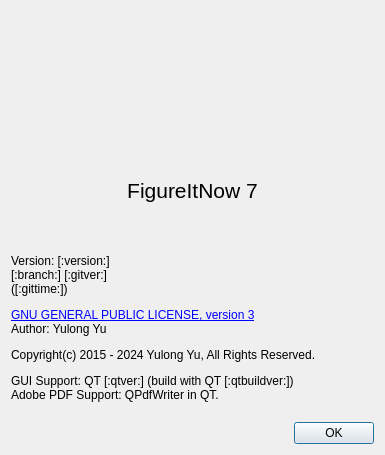
This is FigureItNow7/finUiAboutDlg.ui in yuylong/FigureItNow as Qt 5 draws it before an edit. The edited form follows.
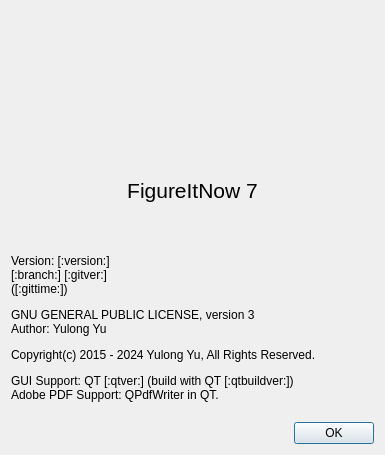
This is the edited form. Icons and pictures are not drawn.

Commit message: Remove the hyperlink of license in about dialog.

The edit to the form file:
```diff
--- a/FigureItNow7/finUiAboutDlg.ui
+++ b/FigureItNow7/finUiAboutDlg.ui
@@ -52,7 +52,7 @@
    <item>
     <widget class="QLabel" name="lblCopyrights">
      <property name="text">
-      <string>&lt;html&gt;&lt;head/&gt;&lt;body&gt;&lt;p&gt;Version: [:version:]&lt;br/&gt;[:branch:] [:gitver:]&lt;br/&gt;([:gittime:])&lt;/p&gt;&lt;p&gt;&lt;a href=&quot;https://github.com/yuylong/FigureItNow/blob/master/LICENSE&quot;&gt;GNU GENERAL PUBLIC LICENSE, version 3&lt;/a&gt;&lt;br/&gt;Author: Yulong Yu&lt;/p&gt;&lt;p&gt;Copyright(c) 2015 - 2024 Yulong Yu, All Rights Reserved.&lt;/p&gt;&lt;p&gt;GUI Support: QT [:qtver:] (build with QT [:qtbuildver:])&lt;br/&gt;Adobe PDF Support: QPdfWriter in QT.&lt;br/&gt;&lt;/p&gt;&lt;/body&gt;&lt;/html&gt;</string>
+      <string>&lt;html&gt;&lt;head/&gt;&lt;body&gt;&lt;p&gt;Version: [:version:]&lt;br/&gt;[:branch:] [:gitver:]&lt;br/&gt;([:gittime:])&lt;/p&gt;&lt;p&gt;GNU GENERAL PUBLIC LICENSE, version 3&lt;/a&gt;&lt;br/&gt;Author: Yulong Yu&lt;/p&gt;&lt;p&gt;Copyright(c) 2015 - 2024 Yulong Yu, All Rights Reserved.&lt;/p&gt;&lt;p&gt;GUI Support: QT [:qtver:] (build with QT [:qtbuildver:])&lt;br/&gt;Adobe PDF Support: QPdfWriter in QT.&lt;br/&gt;&lt;/p&gt;&lt;/body&gt;&lt;/html&gt;</string>
      </property>
      <property name="margin">
       <number>8</number>
```
